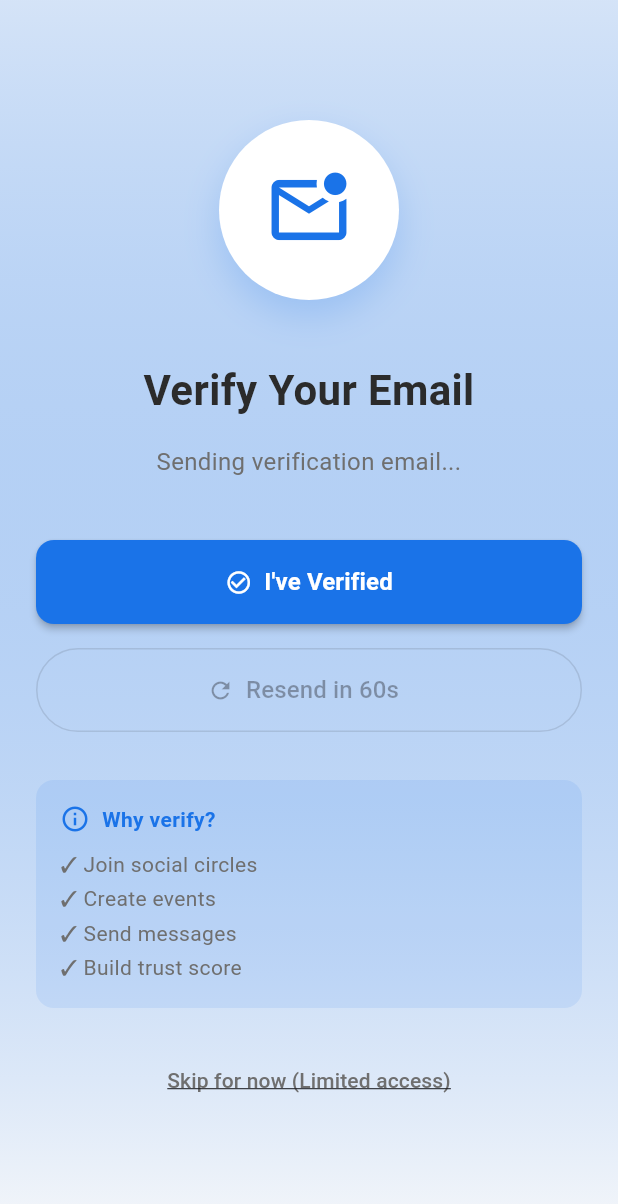
After one commit to semevoholdingspty-ai/travellooply-app, a Flutter app: the EmailVerificationScreen screen opened by its route, on a phone screen of 412 x 824 dp. The commit adds this screen. Shown: the top 1204 px of the screen. Run offline on Flutter 3.47's test engine with Material 3 defaults, Android fonts, the light colour scheme and no system bars; our stand-ins replace cloud_firestore, firebase_auth, firebase_core, firebase_messaging, geolocator, google_maps_flutter; accounts and stored records are empty.

Commit message:
feat: Progressive verification model
- Added first/last name fields to signup
- Created verification_tier.dart for tiered access control
- Created verification_service.dart for email verification
- Created email_verification_screen.dart with auto-check
- Updated auth flow: signup → email verify → location → home
- Verification tiers: unverified → email → phone → ID → trusted
- Feature gating based on verification level

```diff
--- a/lib/main.dart
+++ b/lib/main.dart
@@ -9,6 +9,7 @@ import 'screens/onboarding/welcome_screen.dart';
 import 'screens/onboarding/location_permission_screen.dart';
 import 'screens/auth/signin_screen.dart';
 import 'screens/auth/signup_screen.dart';
+import 'screens/auth/email_verification_screen.dart';
 import 'screens/home/home_screen.dart';
 import 'services/auth_service.dart';
 import 'services/auth_service_real.dart';
@@ -116,6 +117,7 @@ class TravellooPlyApp extends StatelessWidget {
         '/welcome': (context) => const WelcomeScreen(),
         '/signin': (context) => const SignInScreen(),
         '/signup': (context) => const SignUpScreen(),
+        '/email-verification': (context) => const EmailVerificationScreen(),
         '/location-permission': (context) => const LocationPermissionScreen(),
         '/home': (context) => const HomeScreen(),
       },
--- /dev/null
+++ b/lib/models/verification_tier.dart
@@ -0,0 +1,96 @@
+enum VerificationTier {
+  unverified,      // Just signed up, no verification
+  emailVerified,   // Email verified
+  phoneVerified,   // Phone verified
+  idVerified,      // ID document verified
+  trusted,         // Full trust score threshold reached
+}
+
+class VerificationStatus {
+  final VerificationTier tier;
+  final bool emailVerified;
+  final bool phoneVerified;
+  final bool idVerified;
+  final double trustScore;
+
+  const VerificationStatus({
+    required this.tier,
+    required this.emailVerified,
+    required this.phoneVerified,
+    required this.idVerified,
+    required this.trustScore,
+  });
+
+  // Feature access permissions
+  bool get canBrowse => true; // Everyone can browse
+  bool get canViewCircles => emailVerified; // Need email verification
+  bool get canJoinCircles => emailVerified && trustScore >= 30;
+  bool get canCreateCircles => emailVerified && trustScore >= 40;
+  bool get canCreateEvents => emailVerified && trustScore >= 50;
+  bool get canSendMessages => emailVerified && trustScore >= 30;
+  bool get canAccessPremium => phoneVerified || idVerified;
+  bool get canHostLargeEvents => idVerified && trustScore >= 70;
+
+  factory VerificationStatus.fromFirestore(Map<String, dynamic> data) {
+    final emailVerified = data['emailVerified'] as bool? ?? false;
+    final phoneVerified = data['phoneVerified'] as bool? ?? false;
+    final idVerified = data['idVerified'] as bool? ?? false;
+    final trustScore = (data['trustScore'] as num?)?.toDouble() ?? 50.0;
+
+    // Determine tier
+    VerificationTier tier;
+    if (idVerified) {
+      tier = VerificationTier.idVerified;
+    } else if (phoneVerified) {
+      tier = VerificationTier.phoneVerified;
+    } else if (emailVerified) {
+      tier = VerificationTier.emailVerified;
+    } else {
+      tier = VerificationTier.unverified;
+    }
+
+    if (trustScore >= 80 && idVerified) {
+      tier = VerificationTier.trusted;
+    }
+
+    return VerificationStatus(
+      tier: tier,
+      emailVerified: emailVerified,
+      phoneVerified: phoneVerified,
+      idVerified: idVerified,
+      trustScore: trustScore,
+    );
+  }
+
+  Map<String, dynamic> toFirestore() {
+    return {
+      'emailVerified': emailVerified,
+      'phoneVerified': phoneVerified,
+      'idVerified': idVerified,
+      'trustScore': trustScore,
+    };
+  }
+
+  String getTierLabel() {
+    switch (tier) {
+      case VerificationTier.unverified:
+        return 'Unverified';
+      case VerificationTier.emailVerified:
+        return 'Email Verified';
+      case VerificationTier.phoneVerified:
+        return 'Phone Verified';
+      case VerificationTier.idVerified:
+        return 'ID Verified';
+      case VerificationTier.trusted:
+        return 'Trusted Traveler';
+    }
+  }
+
+  String getNextStep() {
+    if (!emailVerified) return 'Verify your email to unlock features';
+    if (!phoneVerified) return 'Verify phone for premium access';
+    if (!idVerified) return 'Verify ID for full access';
+    if (trustScore < 80) return 'Build trust score to become Trusted Traveler';
+    return 'All verifications complete!';
+  }
+}
--- /dev/null
+++ b/lib/screens/auth/email_verification_screen.dart
@@ -0,0 +1,279 @@
+import 'dart:async';
+import 'package:flutter/material.dart';
+import '../../constants/app_constants.dart';
+import '../../services/verification_service.dart';
+
+class EmailVerificationScreen extends StatefulWidget {
+  const EmailVerificationScreen({super.key});
+
+  @override
+  State<EmailVerificationScreen> createState() => _EmailVerificationScreenState();
+}
+
+class _EmailVerificationScreenState extends State<EmailVerificationScreen> {
+  bool _isChecking = false;
+  bool _emailSent = false;
+  Timer? _timer;
+  int _countdown = 60;
+
+  @override
+  void initState() {
+    super.initState();
+    _sendVerificationEmail();
+    _startAutoCheck();
+  }
+
+  @override
+  void dispose() {
+    _timer?.cancel();
+    super.dispose();
+  }
+
+  Future<void> _sendVerificationEmail() async {
+    setState(() => _emailSent = false);
+
+    final sent = await VerificationService.sendEmailVerification();
+
+    if (sent) {
+      setState(() {
+        _emailSent = true;
+        _countdown = 60;
+      });
+      _startCountdown();
+    }
+  }
+
+  void _startCountdown() {
+    Timer.periodic(const Duration(seconds: 1), (timer) {
+      if (_countdown > 0) {
+        setState(() => _countdown--);
+      } else {
+        timer.cancel();
+      }
+    });
+  }
+
+  void _startAutoCheck() {
+    _timer = Timer.periodic(const Duration(seconds: 3), (timer) async {
+      final isVerified = await VerificationService.checkEmailVerified();
+      if (isVerified && mounted) {
+        timer.cancel();
+        Navigator.pushReplacementNamed(context, '/location-permission');
+      }
+    });
+  }
+
+  Future<void> _manualCheck() async {
+    setState(() => _isChecking = true);
+
+    final isVerified = await VerificationService.checkEmailVerified();
+
+    if (!mounted) return;
+
+    setState(() => _isChecking = false);
+
+    if (isVerified) {
+      Navigator.pushReplacementNamed(context, '/location-permission');
+    } else {
+      ScaffoldMessenger.of(context).showSnackBar(
+        const SnackBar(
+          content: Text('Email not verified yet. Please check your inbox.'),
+          backgroundColor: Colors.orange,
+        ),
+      );
+    }
+  }
+
+  void _skipForNow() {
+    showDialog(
+      context: context,
+      builder: (context) => AlertDialog(
+        title: const Text('Skip Email Verification?'),
+        content: const Text(
+          'You can browse the app, but features like joining circles and creating events will be limited until you verify your email.',
+        ),
+        actions: [
+          TextButton(
+            onPressed: () => Navigator.pop(context),
+            child: const Text('Cancel'),
+          ),
+          ElevatedButton(
+            onPressed: () {
+              Navigator.pop(context);
+              Navigator.pushReplacementNamed(context, '/location-permission');
+            },
+            child: const Text('Skip Anyway'),
+          ),
+        ],
+      ),
+    );
+  }
+
+  @override
+  Widget build(BuildContext context) {
+    return Scaffold(
+      body: Container(
+        decoration: BoxDecoration(
+          gradient: LinearGradient(
+            begin: Alignment.topCenter,
+            end: Alignment.bottomCenter,
+            colors: [AppColors.primary.withValues(alpha: 0.15), AppColors.background],
+          ),
+        ),
+        child: SafeArea(
+          child: Padding(
+            padding: const EdgeInsets.all(24.0),
+            child: Column(
+              mainAxisAlignment: MainAxisAlignment.center,
+              children: [
+                // Icon
+                Container(
+                  width: 120,
+                  height: 120,
+                  decoration: BoxDecoration(
+                    color: Colors.white,
+                    shape: BoxShape.circle,
+                    boxShadow: [
+                      BoxShadow(
+                        color: AppColors.primary.withValues(alpha: 0.2),
+                        blurRadius: 20,
+                        offset: const Offset(0, 10),
+                      ),
+                    ],
+                  ),
+                  child: const Icon(
+                    Icons.mark_email_unread_outlined,
+                    size: 60,
+                    color: AppColors.primary,
+                  ),
+                ),
+
+                const SizedBox(height: 40),
+
+                // Title
+                const Text(
+                  'Verify Your Email',
+                  style: TextStyle(
+                    fontSize: 28,
+                    fontWeight: FontWeight.bold,
+                    color: AppColors.textPrimary,
+                  ),
+                  textAlign: TextAlign.center,
+                ),
+
+                const SizedBox(height: 16),
+
+                // Description
+                Text(
+                  _emailSent
+                      ? 'We\'ve sent a verification link to your email. Please check your inbox and click the link to continue.'
+                      : 'Sending verification email...',
+                  style: TextStyle(
+                    fontSize: 16,
+                    color: AppColors.textSecondary,
+                    height: 1.5,
+                  ),
+                  textAlign: TextAlign.center,
+                ),
+
+                const SizedBox(height: 40),
+
+                // Check Status Button
+                SizedBox(
+                  width: double.infinity,
+                  height: 56,
+                  child: ElevatedButton.icon(
+                    onPressed: _isChecking ? null : _manualCheck,
+                    icon: _isChecking
+                        ? const SizedBox(
+                            width: 20,
+                            height: 20,
+                            child: CircularProgressIndicator(
+                              color: Colors.white,
+                              strokeWidth: 2,
+                            ),
+                          )
+                        : const Icon(Icons.check_circle_outline),
+                    label: Text(
+                      _isChecking ? 'Checking...' : 'I\'ve Verified',
+                      style: const TextStyle(fontSize: 16, fontWeight: FontWeight.bold),
+                    ),
+                  ),
+                ),
+
+                const SizedBox(height: 16),
+
+                // Resend Button
+                SizedBox(
+                  width: double.infinity,
+                  height: 56,
+                  child: OutlinedButton.icon(
+                    onPressed: _countdown > 0 ? null : _sendVerificationEmail,
+                    icon: const Icon(Icons.refresh),
+                    label: Text(
+                      _countdown > 0
+                          ? 'Resend in ${_countdown}s'
+                          : 'Resend Email',
+                      style: const TextStyle(fontSize: 16),
+                    ),
+                  ),
+                ),
+
+                const SizedBox(height: 32),
+
+                // Info box
+                Container(
+                  padding: const EdgeInsets.all(16),
+                  decoration: BoxDecoration(
+                    color: AppColors.primary.withValues(alpha: 0.1),
+                    borderRadius: BorderRadius.circular(12),
+                  ),
+                  child: Column(
+                    crossAxisAlignment: CrossAxisAlignment.start,
+                    children: [
+                      Row(
+                        children: [
+                          Icon(Icons.info_outline, color: AppColors.primary, size: 20),
+                          const SizedBox(width: 8),
+                          const Text(
+                            'Why verify?',
+                            style: TextStyle(
+                              fontWeight: FontWeight.bold,
+                              color: AppColors.primary,
+                            ),
+                          ),
+                        ],
+                      ),
+                      const SizedBox(height: 8),
+                      Text(
+                        '✓ Join social circles\n✓ Create events\n✓ Send messages\n✓ Build trust score',
+                        style: TextStyle(
+                          color: AppColors.textSecondary,
+                          height: 1.6,
+                        ),
+                      ),
+                    ],
+                  ),
+                ),
+
+                const SizedBox(height: 24),
+
+                // Skip button
+                TextButton(
+                  onPressed: _skipForNow,
+                  child: const Text(
+                    'Skip for now (Limited access)',
+                    style: TextStyle(
+                      color: AppColors.textSecondary,
+                      decoration: TextDecoration.underline,
+                    ),
+                  ),
+                ),
+              ],
+            ),
+          ),
+        ),
+      ),
+    );
+  }
+}
--- a/lib/screens/onboarding/social_vibe_screen.dart
+++ b/lib/screens/onboarding/social_vibe_screen.dart
@@ -130,7 +130,7 @@ class _SocialVibeScreenState extends State<SocialVibeScreen> {
                     onPressed: selectedVibe != null
                         ? () {
                             // Navigate to home screen after onboarding
-                            Navigator.pushNamed(context, '/location-permission');
+                            Navigator.pushNamed(context, '/email-verification');
                           }
                         : null,
                     style: ElevatedButton.styleFrom(
--- a/lib/screens/onboarding/travel_intent_screen.dart
+++ b/lib/screens/onboarding/travel_intent_screen.dart
@@ -5,8 +5,9 @@ import 'activity_preferences_screen.dart';
 class TravelIntentScreen extends StatefulWidget {
   final String? email;
   final String? password;
+  final String? username;
 
-  const TravelIntentScreen({super.key, this.email, this.password});
+  const TravelIntentScreen({super.key, this.email, this.password, this.username});
 
   @override
   State<TravelIntentScreen> createState() => _TravelIntentScreenState();
--- a/lib/services/auth_service_real.dart
+++ b/lib/services/auth_service_real.dart
@@ -92,6 +92,9 @@ class AuthServiceReal extends ChangeNotifier {
         'trustScore': 50.0,
         'location': location ?? const GeoPoint(0, 0),
         'isOnline': true,
+        'emailVerified': false,
+        'phoneVerified': false,
+        'idVerified': false,
         'createdAt': FieldValue.serverTimestamp(),
         'lastSeen': FieldValue.serverTimestamp(),
         'isPremium': false,
--- /dev/null
+++ b/lib/services/verification_service.dart
@@ -0,0 +1,153 @@
+import 'package:flutter/foundation.dart';
+import 'package:firebase_auth/firebase_auth.dart';
+import 'package:cloud_firestore/cloud_firestore.dart';
+import '../models/verification_tier.dart';
+
+class VerificationService {
+  static final FirebaseAuth _auth = FirebaseAuth.instance;
+  static final FirebaseFirestore _firestore = FirebaseFirestore.instance;
+
+  /// Send email verification
+  static Future<bool> sendEmailVerification() async {
+    try {
+      final user = _auth.currentUser;
+      if (user == null) return false;
+
+      if (!user.emailVerified) {
+        await user.sendEmailVerification();
+        if (kDebugMode) {
+          debugPrint('✅ Email verification sent to: ${user.email}');
+        }
+        return true;
+      }
+      return false;
+    } catch (e) {
+      if (kDebugMode) {
+        debugPrint('❌ Error sending email verification: $e');
+      }
+      return false;
+    }
+  }
+
+  /// Check if email is verified
+  static Future<bool> checkEmailVerified() async {
+    try {
+      final user = _auth.currentUser;
+      if (user == null) return false;
+
+      await user.reload();
+      final isVerified = _auth.currentUser?.emailVerified ?? false;
+
+      if (isVerified) {
+        // Update Firestore
+        await _firestore.collection('users').doc(user.uid).update({
+          'emailVerified': true,
+        });
+
+        if (kDebugMode) {
+          debugPrint('✅ Email verified for: ${user.email}');
+        }
+      }
+
+      return isVerified;
+    } catch (e) {
+      if (kDebugMode) {
+        debugPrint('❌ Error checking email verification: $e');
+      }
+      return false;
+    }
+  }
+
+  /// Get user verification status
+  static Future<VerificationStatus?> getVerificationStatus(String userId) async {
+    try {
+      final doc = await _firestore.collection('users').doc(userId).get();
+      if (!doc.exists) return null;
+
+      return VerificationStatus.fromFirestore(doc.data()!);
+    } catch (e) {
+      if (kDebugMode) {
+        debugPrint('❌ Error getting verification status: $e');
+      }
+      return null;
+    }
+  }
+
+  /// Update verification status
+  static Future<void> updateVerificationStatus({
+    required String userId,
+    bool? emailVerified,
+    bool? phoneVerified,
+    bool? idVerified,
+  }) async {
+    try {
+      final updates = <String, dynamic>{};
+      if (emailVerified != null) updates['emailVerified'] = emailVerified;
+      if (phoneVerified != null) updates['phoneVerified'] = phoneVerified;
+      if (idVerified != null) updates['idVerified'] = idVerified;
+
+      if (updates.isNotEmpty) {
+        await _firestore.collection('users').doc(userId).update(updates);
+
+        if (kDebugMode) {
+          debugPrint('✅ Verification status updated: $updates');
+        }
+      }
+    } catch (e) {
+      if (kDebugMode) {
+        debugPrint('❌ Error updating verification status: $e');
+      }
+    }
+  }
+
+  /// Check feature access
+  static Future<bool> canAccessFeature(String userId, String feature) async {
+    final status = await getVerificationStatus(userId);
+    if (status == null) return false;
+
+    switch (feature) {
+      case 'browse':
+        return status.canBrowse;
+      case 'view_circles':
+        return status.canViewCircles;
+      case 'join_circles':
+        return status.canJoinCircles;
+      case 'create_circles':
+        return status.canCreateCircles;
+      case 'create_events':
+        return status.canCreateEvents;
+      case 'send_messages':
+        return status.canSendMessages;
+      case 'premium':
+        return status.canAccessPremium;
+      case 'host_large_events':
+        return status.canHostLargeEvents;
+      default:
+        return false;
+    }
+  }
+
+  /// Show verification required dialog
+  static String getVerificationMessage(String feature, VerificationStatus status) {
+    if (!status.emailVerified) {
+      return 'Please verify your email to $feature. Check your inbox for the verification link.';
+    }
+
+    if (status.trustScore < 30) {
+      return 'Build your trust score to $feature. Join more circles and attend events!';
+    }
+
+    switch (feature) {
+      case 'create_circles':
+        return 'You need a trust score of 40+ to create circles.';
+      case 'create_events':
+        return 'You need a trust score of 50+ to create events.';
+      case 'premium':
+        return 'Verify your phone number to access premium features.';
+      case 'host_large_events':
+        return 'Verify your ID and reach trust score 70+ to host large events.';
+      default:
+        return 'You need higher verification to access this feature.';
+    }
+  }
+}
```
Also changed, not shown: lib/screens/auth/signup_screen.dart (+39 -1 lines).
